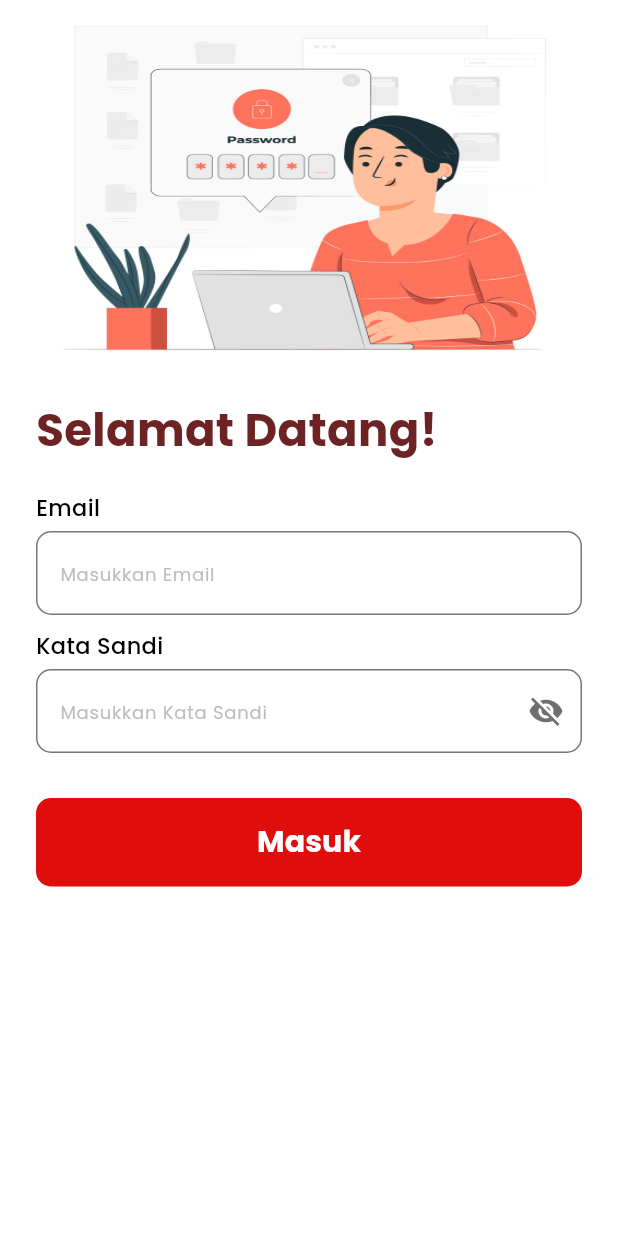
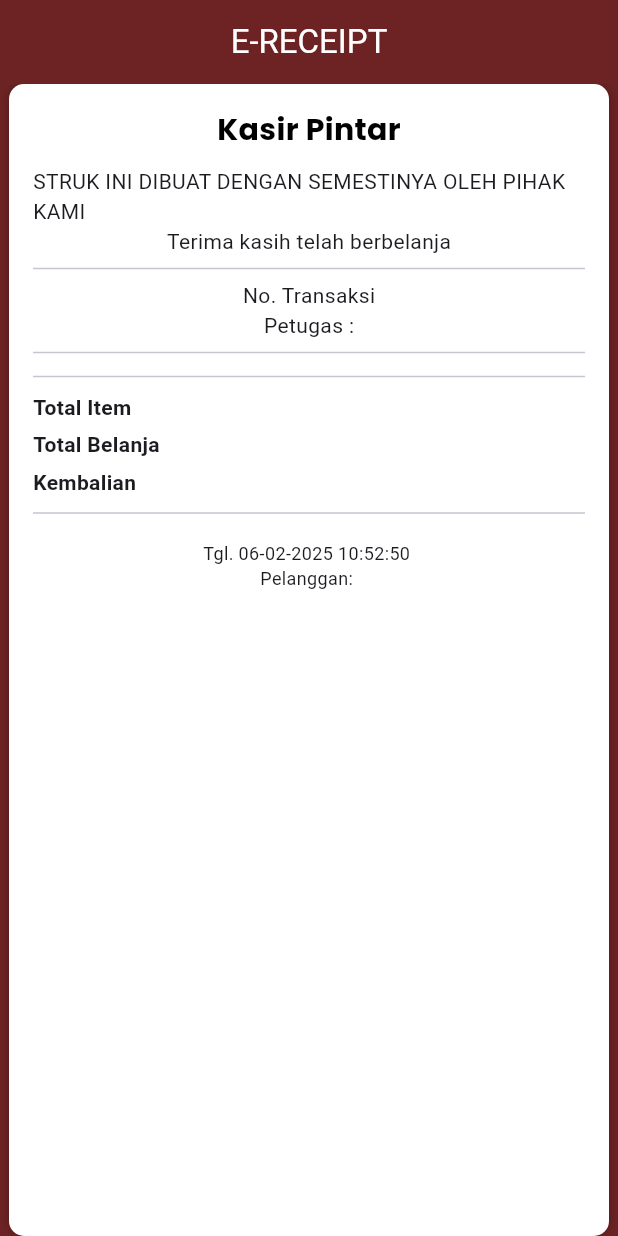
Before and after one commit to alamsyahkuba/latihankasirapp, a Flutter app: the screen it shows after launch, on a phone screen of 412 x 824 dp. Run offline on Flutter 3.47's test engine with Material 3 defaults, Android fonts, the phone set to English and light mode, and no system bars; our stand-ins replace curved_navigation_bar, google_fonts, shared_preferences, supabase_flutter; missing offline and left inert: bcrypt; accounts and stored records are empty; network calls fail.

Commit message:
fe struk

```diff
--- a/lib/main.dart
+++ b/lib/main.dart
@@ -26,7 +26,7 @@ class MyApp extends StatelessWidget {
   Widget build(BuildContext context) {
     return MaterialApp(
       debugShowCheckedModeBanner: false,
-      home: Welcomepages(),
+      home: ReceiptPage(),
     );
   }
 }
--- a/lib/pages/struk.dart
+++ b/lib/pages/struk.dart
@@ -1,76 +1,82 @@
 import 'package:flutter/material.dart';
 import 'package:latihankasirapp/pages/theme.dart';
 
-class EReceiptScreen extends StatefulWidget {
+class ReceiptPage extends StatefulWidget {
   @override
-  _EReceiptScreenState createState() => _EReceiptScreenState();
+  _ReceiptPageState createState() => _ReceiptPageState();
 }
 
-class _EReceiptScreenState extends State<EReceiptScreen> {
+class _ReceiptPageState extends State<ReceiptPage> {
   @override
   Widget build(BuildContext context) {
     return Scaffold(
+      backgroundColor: secondaryColor,
       appBar: AppBar(
         title: Text('E-RECEIPT', style: TextStyle(color: Colors.white)),
-        backgroundColor: Colors.red,
+        backgroundColor: secondaryColor,
         centerTitle: true,
       ),
-      body: Padding(
-        padding: const EdgeInsets.all(16.0),
-        child: Column(
-          crossAxisAlignment: CrossAxisAlignment.start,
-          children: [
-            Text(
-              "Kasir Pintar", style: secondTextStyle.copyWith(fontSize: 18),
-            ),
-            Text('No. Transaksi : M1H4-123-0602CMDX        Petugas : MARISKA',
-                style: TextStyle(fontSize: 14)),
-            SizedBox(height: 8),
-            _buildItemRow('KP BRANDING (L)', '1', '500', '500'),
-            _buildItemRow('MS RL GPPR 2S', '1', '16,500', '16,500'),
-            _buildItemRow('Disc.', '', '', '-2,600'),
-            _buildItemRow('SEDAAP MRC 79G', '1', '5,500', '5,500'),
-            _buildItemRow('SEDAAP KARI 81G', '1', '5,500', '5,500'),
-            _buildItemRow('KNZLR BKS HT48G', '1', '8,900', '8,900'),
-            _buildItemRow('WLS PP SHK150ML', '1', '10,700', '10,700'),
-            Divider(),
-            _buildSummaryRow('Total Item', '6', ''),
-            _buildSummaryRow('Total Belanja', '', '45,000'),
-            _buildSummaryRow('Kembalian', '', '0'),
-            Divider(),
-            SizedBox(height: 8),
-            Center(child: Text('Tgl. 06-02-2025 10:52:50  V.2025.1.0')),
-            Center(child: Text('Nama Pelanggan : LOLITA ********', style: TextStyle(fontWeight: FontWeight.bold))),
-          ],
+      body: Center(
+        child: Container(
+          width: 400,
+          padding: EdgeInsets.all(16),
+          decoration: BoxDecoration(
+            color: Colors.white,
+            borderRadius: BorderRadius.circular(10),
+            boxShadow: [
+              BoxShadow(color: Colors.black26, blurRadius: 5),
+            ],
+          ),
+          child: Column(
+            crossAxisAlignment: CrossAxisAlignment.center,
+            children: [
+              Text('Kasir Pintar', style: secondTextStyle.copyWith(fontSize: 20, fontWeight: FontWeight.bold, color: Colors.black)),
+              SizedBox(height: 10),
+              Text('STRUK INI DIBUAT DENGAN SEMESTINYA OLEH PIHAK KAMI'),
+              Text('Terima kasih telah berbelanja'),
+              Divider(),
+              Text('No. Transaksi'),
+              Text('Petugas :'),
+              Divider(),
+              // ini rincian transaksi atau produk produk yang dibeli
+              Divider(),
+              buildTotalRow('Total Item', '', ''),
+              buildTotalRow('Total Belanja', '', ''),
+              buildTotalRow('Kembalian', '', ''),
+              Divider(),
+              SizedBox(height: 10),
+              Text('Tgl. 06-02-2025 10:52:50 ', style: TextStyle(fontSize: 12)), // buat tanggal dan jam menjadi real time
+              Text('Pelanggan: ', style: TextStyle(fontSize: 12)), // buat nama pelanggan sesuai dengan nama pelanggan
+            ],
+          ),
         ),
       ),
     );
   }
 
-  Widget _buildItemRow(String name, String qty, String price, String total) {
+  Widget buildItemRow(String name, String qty, String price, {bool isDiscount = false}) {
     return Padding(
-      padding: const EdgeInsets.symmetric(vertical: 4.0),
+      padding: const EdgeInsets.symmetric(vertical: 2.0),
       child: Row(
         mainAxisAlignment: MainAxisAlignment.spaceBetween,
         children: [
-          Expanded(flex: 3, child: Text(name, style: TextStyle(fontSize: 14))),
-          Expanded(flex: 1, child: Text(qty, textAlign: TextAlign.center)),
-          Expanded(flex: 2, child: Text(price, textAlign: TextAlign.right)),
-          Expanded(flex: 2, child: Text(total, textAlign: TextAlign.right)),
+          Expanded(child: Text(name, style: TextStyle(fontSize: 14, fontWeight: isDiscount ? FontWeight.bold : FontWeight.normal))),
+          Text(qty, style: TextStyle(fontSize: 14)),
+          Text(price, style: TextStyle(fontSize: 14)),
         ],
       ),
     );
   }
 
-  Widget _buildSummaryRow(String label, String middle, String value) {
+  Widget buildTotalRow(String title, String qty, String amount) {
     return Padding(
-      padding: const EdgeInsets.symmetric(vertical: 4.0),
+      padding: const EdgeInsets.symmetric(vertical: 2.0),
       child: Row(
         mainAxisAlignment: MainAxisAlignment.spaceBetween,
         children: [
-          Expanded(flex: 3, child: Text(label, style: TextStyle(fontSize: 14, fontWeight: FontWeight.bold))),
-          Expanded(flex: 1, child: Text(middle, textAlign: TextAlign.center)),
-          Expanded(flex: 2, child: Text(value, textAlign: TextAlign.right, style: TextStyle(fontWeight: FontWeight.bold))),
+          Expanded(child: Text(title, style: TextStyle(fontSize: 14, fontWeight: FontWeight.bold))),
+          Text(qty, style: TextStyle(fontSize: 14, fontWeight: FontWeight.bold)),
+          Text(amount, style: TextStyle(fontSize: 14, fontWeight: FontWeight.bold)),
         ],
       ),
     );
```
Also changed, not shown: lib/pages/transaksi.dart (+5 -5 lines).
